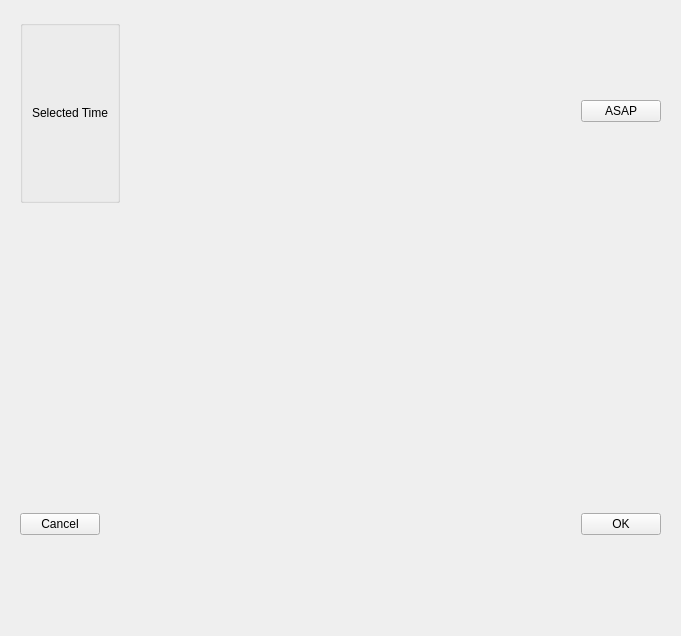
Before: the Qt Designer form HimalayaMain/Gui/Components/Dashboard/Forms/DashboardDateTimeWidget.ui in Liyezhong/Master, drawn with Qt 5.
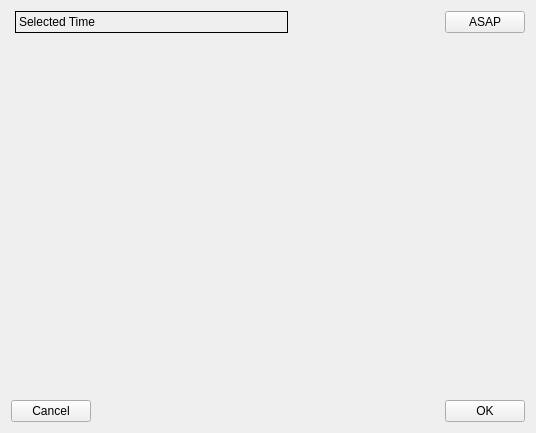
After: the same form once the commit is applied. Custom widgets are drawn as their Qt base class.

Commit message: changes for end time setting.

Patch:
```diff
--- a/HimalayaMain/Gui/Components/Dashboard/Forms/DashboardDateTimeWidget.ui
+++ b/HimalayaMain/Gui/Components/Dashboard/Forms/DashboardDateTimeWidget.ui
@@ -6,8 +6,8 @@
    <rect>
     <x>0</x>
     <y>0</y>
-    <width>681</width>
-    <height>636</height>
+    <width>536</width>
+    <height>433</height>
    </rect>
   </property>
   <property name="sizePolicy">
@@ -21,21 +21,32 @@
   </property>
   <layout class="QVBoxLayout" name="verticalLayout">
    <item>
-    <widget class="QWidget" name="wdgtDisplay" native="true">
      <layout class="QHBoxLayout" name="horizontalLayout">
+     <property name="leftMargin">
+      <number>4</number>
+     </property>
       <item>
-       <widget class="QGroupBox" name="groupBox">
-        <layout class="QGridLayout" name="gridLayout">
-         <item row="0" column="0">
           <widget class="QLabel" name="lblDateTimeDisplay">
+       <property name="sizePolicy">
+        <sizepolicy hsizetype="Preferred" vsizetype="Preferred">
+         <horstretch>0</horstretch>
+         <verstretch>0</verstretch>
+        </sizepolicy>
+       </property>
+       <property name="minimumSize">
+        <size>
+         <width>273</width>
+         <height>0</height>
+        </size>
+       </property>
+       <property name="frameShape">
+        <enum>QFrame::Panel</enum>
+       </property>
            <property name="text">
             <string>Selected Time</string>
            </property>
           </widget>
          </item>
-        </layout>
-       </widget>
-      </item>
       <item>
        <spacer name="horizontalSpacer_2">
         <property name="orientation">
@@ -43,7 +54,7 @@
         </property>
         <property name="sizeHint" stdset="0">
          <size>
-          <width>481</width>
+         <width>40</width>
           <height>20</height>
          </size>
         </property>
@@ -54,40 +65,36 @@
         <property name="text">
          <string>ASAP</string>
         </property>
+       <property name="checkable">
+        <bool>true</bool>
+       </property>
+       <property name="checked">
+        <bool>false</bool>
+       </property>
        </widget>
       </item>
      </layout>
-    </widget>
    </item>
-   <item>
-    <widget class="QWidget" name="wdgtDateTime" native="true">
-     <layout class="QHBoxLayout" name="horizontalLayout_4">
       <item>
        <layout class="QHBoxLayout" name="horizontalLayout_3">
         <property name="spacing">
          <number>0</number>
         </property>
         <item>
-         <spacer name="horizontalSpacer_3">
-          <property name="orientation">
-           <enum>Qt::Horizontal</enum>
-          </property>
-          <property name="sizeHint" stdset="0">
+      <widget class="MainMenu::CWheelPanel" name="scrollPanelDate" native="true">
+       <property name="minimumSize">
            <size>
-            <width>40</width>
-            <height>20</height>
-           </size>
-          </property>
-         </spacer>
-        </item>
-        <item>
-         <widget class="MainMenu::CWheelPanel" name="scrollPanelDate" native="true"/>
+         <width>50</width>
+         <height>0</height>
+        </size>
+       </property>
+      </widget>
         </item>
         <item>
          <widget class="QLabel" name="lblDateTime">
           <property name="minimumSize">
            <size>
-            <width>100</width>
+         <width>80</width>
             <height>20</height>
            </size>
           </property>
@@ -113,28 +120,18 @@
          </spacer>
         </item>
         <item>
-         <widget class="MainMenu::CWheelPanel" name="scrollPanelTime" native="true"/>
-        </item>
-        <item>
-         <spacer name="horizontalSpacer_5">
-          <property name="orientation">
-           <enum>Qt::Horizontal</enum>
-          </property>
-          <property name="sizeHint" stdset="0">
+      <widget class="MainMenu::CWheelPanel" name="scrollPanelTime" native="true">
+       <property name="minimumSize">
            <size>
-            <width>40</width>
-            <height>20</height>
-           </size>
-          </property>
-         </spacer>
-        </item>
-       </layout>
-      </item>
-     </layout>
-    </widget>
-   </item>
+         <width>50</width>
+         <height>0</height>
+        </size>
+       </property>
+      </widget>
+     </item>
+    </layout>
+   </item>
    <item>
-    <widget class="QWidget" name="widget" native="true">
      <layout class="QHBoxLayout" name="horizontalLayout_2">
       <item>
        <widget class="QPushButton" name="btnCancel">
@@ -150,7 +147,7 @@
         </property>
         <property name="sizeHint" stdset="0">
          <size>
-          <width>460</width>
+         <width>40</width>
           <height>20</height>
          </size>
         </property>
@@ -164,7 +161,6 @@
        </widget>
       </item>
      </layout>
-    </widget>
    </item>
   </layout>
  </widget>
```
Lines whose indentation alone changed are shown as unchanged. The commit also changes 10 other files.
